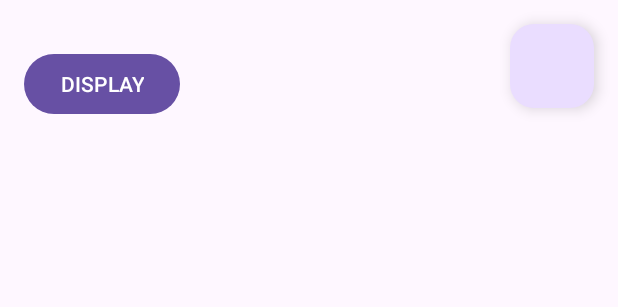
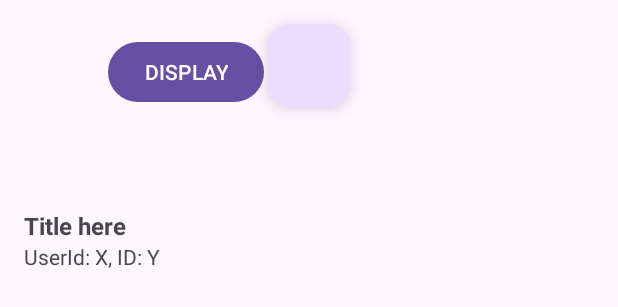
Before and after one commit to jkelly999/assignment4-noidea, an Android app: the layout fragment_display.xml on its own in the app's theme, with its tools: preview values and no code run, on a phone screen of 412 x 824 dp. Shown: the top 307 px of the screen. Run offline under Robolectric (Android 15) with nearby library versions, the phone set to English and light mode, and no system bars.

Commit message:
Display Update

```diff
--- a/app/src/main/res/layout/fragment_display.xml
+++ b/app/src/main/res/layout/fragment_display.xml
@@ -1,39 +1,45 @@
 <?xml version="1.0" encoding="utf-8"?>
-<androidx.constraintlayout.widget.ConstraintLayout
-    xmlns:android="http://schemas.android.com/apk/res/android"
+<androidx.constraintlayout.widget.ConstraintLayout xmlns:android="http://schemas.android.com/apk/res/android"
     xmlns:app="http://schemas.android.com/apk/res-auto"
     android:layout_width="match_parent"
-    android:layout_height="match_parent">
+    android:layout_height="match_parent"
+    xmlns:tools="http://schemas.android.com/tools">
 
     <Button
         android:id="@+id/btn_display"
         android:layout_width="wrap_content"
         android:layout_height="wrap_content"
+        android:layout_marginStart="72dp"
+        android:layout_marginTop="24dp"
         android:text="@string/display"
-        app:layout_constraintTop_toTopOf="parent"
         app:layout_constraintStart_toStartOf="parent"
-        android:layout_marginTop="32dp"
-        android:layout_marginStart="16dp"/>
+        app:layout_constraintTop_toTopOf="parent" />
 
     <com.google.android.material.floatingactionbutton.FloatingActionButton
         android:id="@+id/fab_add"
         android:layout_width="wrap_content"
         android:layout_height="wrap_content"
         android:layout_margin="16dp"
+        android:layout_marginStart="339dp"
+        android:contentDescription="@string/add_new_item"
+        app:layout_constraintEnd_toEndOf="parent"
+        app:layout_constraintStart_toStartOf="parent"
         app:layout_constraintTop_toTopOf="parent"
-        app:layout_constraintEnd_toEndOf="parent"
-        android:contentDescription="@string/add_new_item"
         app:srcCompat="@drawable/ic_add" />
 
     <androidx.recyclerview.widget.RecyclerView
         android:id="@+id/todo_recycler_view"
         android:layout_width="0dp"
-        android:layout_height="0dp"
+        android:layout_height="wrap_content"
+        android:layout_marginTop="200dp"
+        app:layout_constraintBottom_toTopOf="@+id/btn_display"
+        app:layout_constraintEnd_toEndOf="parent"
+        app:layout_constraintHorizontal_bias="1.0"
+        app:layout_constraintStart_toStartOf="parent"
         app:layout_constraintTop_toBottomOf="@+id/btn_display"
-        app:layout_constraintBottom_toTopOf="@+id/fab_add"
-        app:layout_constraintStart_toStartOf="parent"
-        app:layout_constraintEnd_toEndOf="parent"
-        />
+        app:layout_constraintVertical_bias="0.216"
+        tools:itemCount="10"
+        tools:listitem="@layout/item_todo" />
 
 
 </androidx.constraintlayout.widget.ConstraintLayout>
--- a/app/src/main/res/layout/item_todo.xml
+++ b/app/src/main/res/layout/item_todo.xml
@@ -1,5 +1,5 @@
 <?xml version="1.0" encoding="utf-8"?>
-<androidx.cardview.widget.CardView xmlns:android="http://schemas.android.com/apk/res/android"
+<androidx.appcompat.widget.LinearLayoutCompat xmlns:android="http://schemas.android.com/apk/res/android"
     android:layout_width="match_parent"
     android:layout_height="match_parent">
 
@@ -23,4 +23,4 @@
             android:layout_height="wrap_content"
             android:text="UserId: X, ID: Y" />
     </LinearLayout>
-</androidx.cardview.widget.CardView>
+</androidx.appcompat.widget.LinearLayoutCompat>
```
